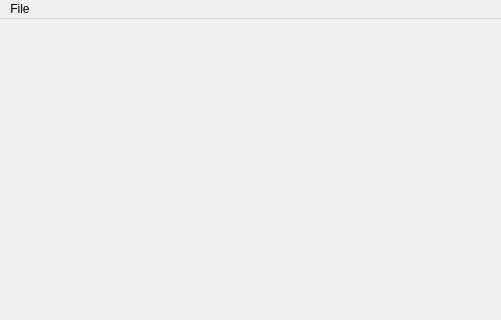
Above: tide.ui from austinshenk/Tide before the change; both pictures show x 0 to 501 and y 0 to 320 of the 501 by 543 pixel window. Below: the same form after it.
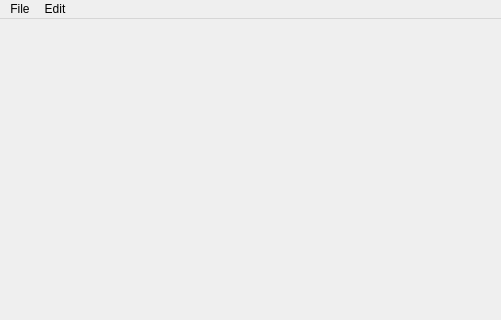
That is the form after the change.

```diff
--- a/tide.ui
+++ b/tide.ui
@@ -66,7 +66,13 @@
     <addaction name="menuFileSave"/>
     <addaction name="menuFileSaveas"/>
    </widget>
+   <widget class="QMenu" name="menuEdit">
+    <property name="title">
+     <string>Edit</string>
+    </property>
+   </widget>
    <addaction name="menuFile"/>
+   <addaction name="menuEdit"/>
   </widget>
   <widget class="QStatusBar" name="statusBar">
    <property name="styleSheet">
```
